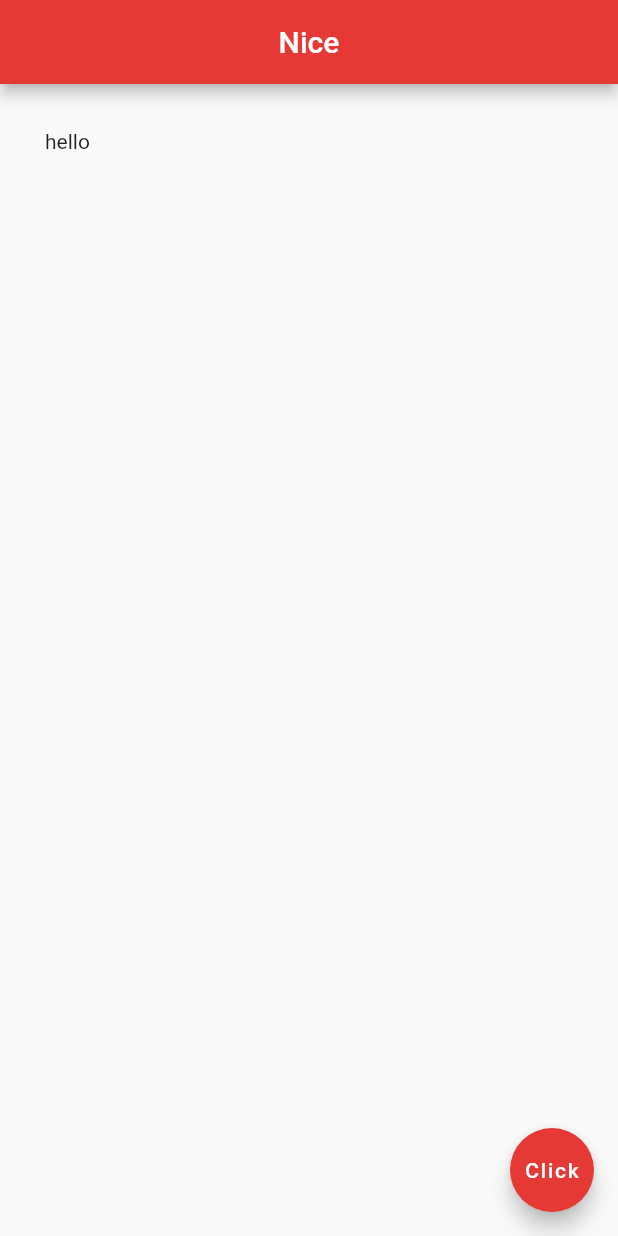
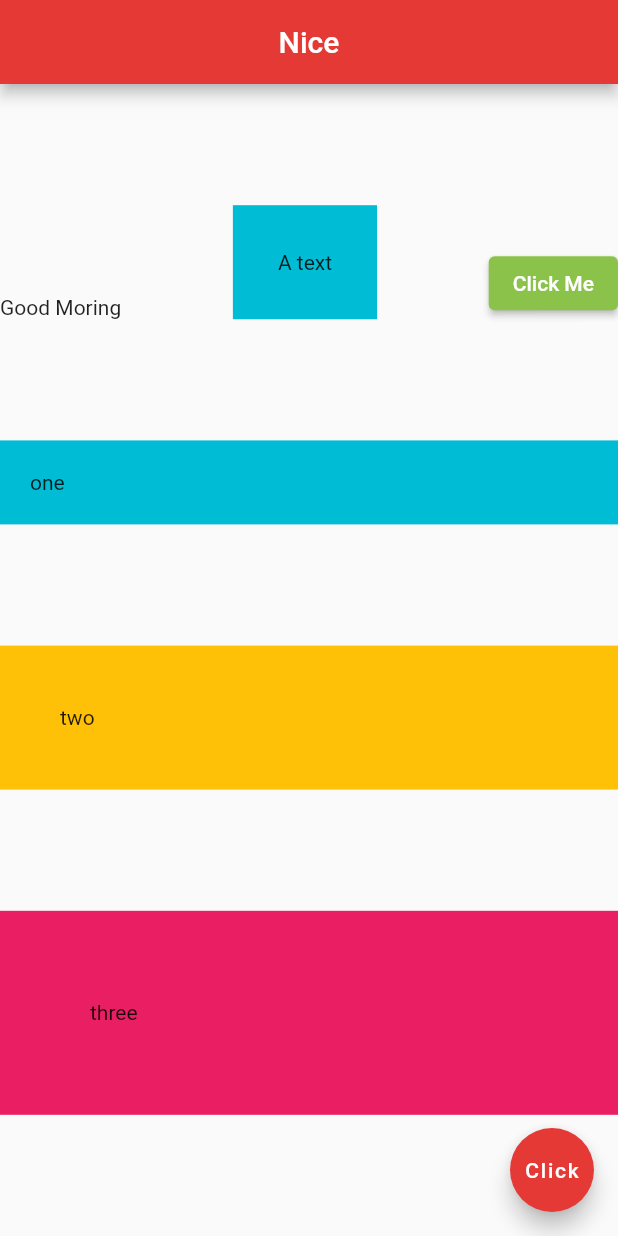
Before and after one commit to angkasa27/flutter-basic, a Flutter app: the screen it shows after launch, on a phone screen of 412 x 824 dp. Run offline on Flutter 3.47's test engine with Material 2 defaults, Android fonts, the phone set to English and light mode, and no system bars.

Commit message:
Layouting basic

```diff
--- a/lib/main.dart
+++ b/lib/main.dart
@@ -15,20 +15,43 @@ class Home extends StatelessWidget {
         centerTitle: true,
         backgroundColor: Colors.red[600],
       ),
-      // body: Container(
-      //   padding: EdgeInsets.fromLTRB(10,20,30,40),
-      //   margin: EdgeInsets.all(25),
-      //   color: Colors.grey.shade900,
-      //   child: Text(
-      //     'hello',
-      //     style: TextStyle(
-      //         color: Colors.grey.shade50
-      //     ),
-      //   ),
-      // ),
-      body: Padding(
-        padding: EdgeInsets.all(30),
-        child: Text('hello'),
+      body: Column(
+        mainAxisAlignment: MainAxisAlignment.spaceEvenly,
+        crossAxisAlignment: CrossAxisAlignment.stretch,
+        children: [
+          Row(
+            mainAxisAlignment: MainAxisAlignment.spaceBetween,
+            crossAxisAlignment: CrossAxisAlignment.end,
+            children: [
+              Text('Good Moring'),
+              Container(
+                color: Colors.cyan,
+                padding: EdgeInsets.all(30),
+                child: Text('A text'),
+              ),
+              ElevatedButton(
+                  style: ElevatedButton.styleFrom(primary: Colors.lightGreen),
+                  onPressed: () {},
+                  child: Text('Click Me')
+              ),
+            ],
+          ),
+          Container(
+            color: Colors.cyan,
+            padding: EdgeInsets.all(20),
+            child: Text('one'),
+          ),
+          Container(
+            color: Colors.amber,
+            padding: EdgeInsets.all(40),
+            child: Text('two'),
+          ),
+          Container(
+            color: Colors.pink,
+            padding: EdgeInsets.all(60),
+            child: Text('three'),
+          )
+        ],
       ),
       floatingActionButton: FloatingActionButton(
         onPressed: () {},
```
